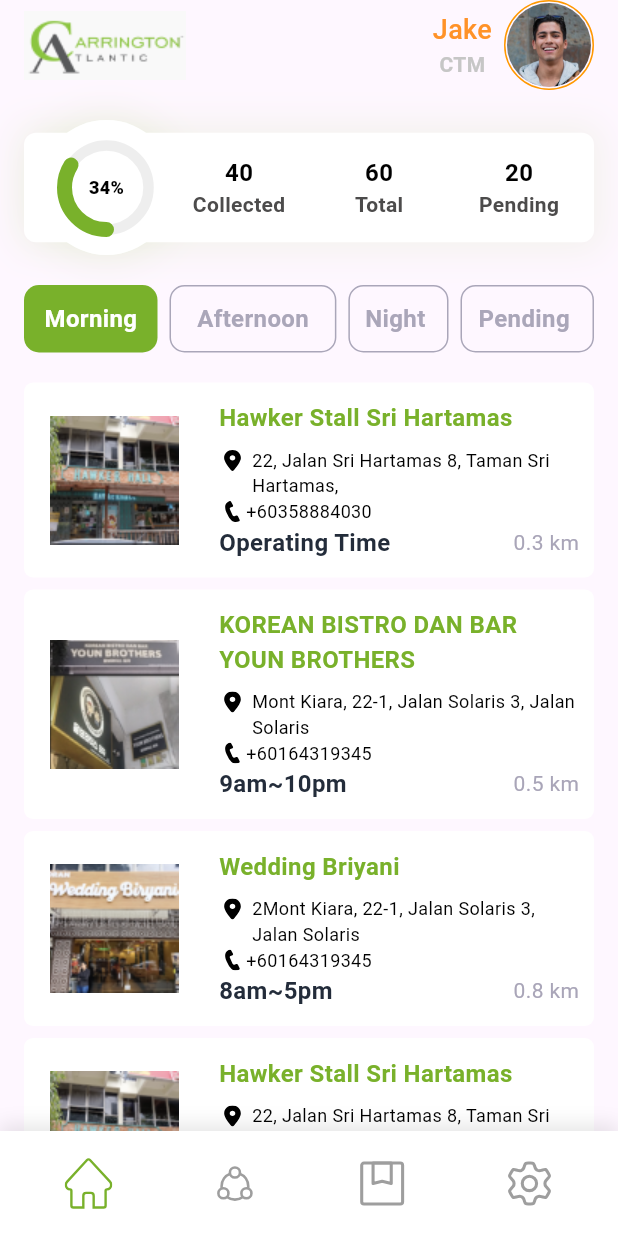
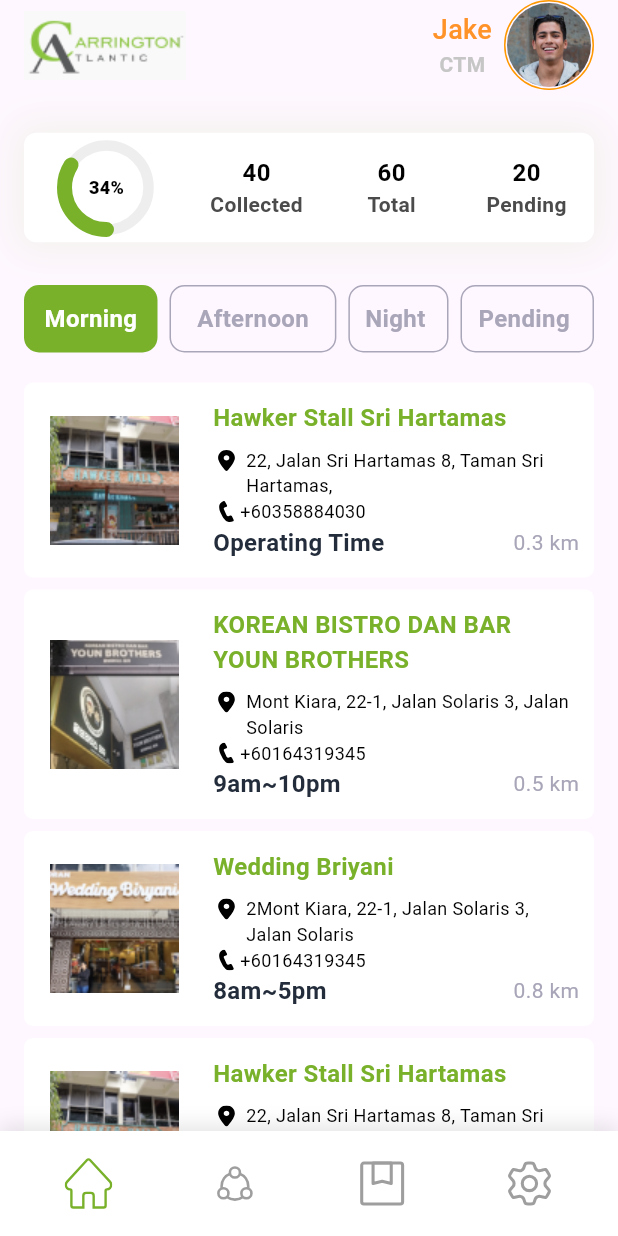
Before and after one commit to IDKOS1/carrinton_app, a Flutter app: the BottomNavBar screen opened directly, on a phone screen of 412 x 824 dp. Run offline on Flutter 3.47's test engine with Material 3 defaults, Android fonts, the light colour scheme and no system bars; drawn by our look-alikes of dashed_circular_progress_bar; our stand-ins replace flutter_riverpod, flutter_svg; Roboto replaces fonts that are missing (DM Sans).

Commit message:
design: ui 구성 및 변경

```diff
--- a/lib/ui/base/widgets/row_button.dart
+++ b/lib/ui/base/widgets/row_button.dart
@@ -24,7 +24,7 @@ class RowButton extends ConsumerWidget {
           MediumTextBox(
             title: buttonList[i].title,
             backgroundColor: selectedIndex == i ? mainColor : null,
-            textColor: selectedIndex == i ? Colors.white : null,
+            textColor: selectedIndex == i ? Colors.white : middleGray,
             borderColor: selectedIndex == i ? Colors.transparent : null,
             flex: buttonList[i].flex,
             onTap: buttonList[i].isClickable
--- a/lib/ui/base/widgets/status_bar.dart
+++ b/lib/ui/base/widgets/status_bar.dart
@@ -1,3 +1,4 @@
+
 import 'package:carrinton_app/models/collect_info_model.dart';
 import 'package:carrinton_app/models/nav_enum_model.dart';
 import 'package:carrinton_app/provider/base/circle_progress_provider.dart';
@@ -17,11 +18,13 @@ class CollectStatusBar extends StatelessWidget {
   Widget build(BuildContext context) {
     Widget info;
     if (page == Nav.home) {
-      info = Row(
+      info = Container(
+        width: double.infinity,
+        child: Wrap(
           key: const ValueKey('home'),
-        mainAxisAlignment: MainAxisAlignment.spaceBetween,
+          runSpacing: 16,
+          alignment: WrapAlignment.spaceBetween,
           children: [
-          const SizedBox(width: 80),
             CollectInfoContent(
                 title: 'Collected', content: collectInfo.collected.toString()),
             CollectInfoContent(
@@ -29,15 +32,18 @@ class CollectStatusBar extends StatelessWidget {
             CollectInfoContent(
                 title: 'Pending', content: collectInfo.pending.toString()),
           ],
+        ),
       );
     } else {
-      info = Row(
+      info = Container(
+        width: double.infinity,
+        child: Wrap(
+          runSpacing: 16,
           key: const ValueKey('deail'),
-        mainAxisAlignment: MainAxisAlignment.spaceBetween,
+          alignment: WrapAlignment.spaceBetween,
           children: [
-          const SizedBox(width: 80),
             Container(
-            width: 80,
+              width: 70,
               child: Column(
                 mainAxisAlignment: MainAxisAlignment.center,
                 crossAxisAlignment: CrossAxisAlignment.center,
@@ -107,6 +113,7 @@ class CollectStatusBar extends StatelessWidget {
               ),
             )
           ],
+        ),
       );
     }
 
@@ -114,25 +121,8 @@ class CollectStatusBar extends StatelessWidget {
       alignment: Alignment.centerLeft,
       children: [
         // 원형 그림자 배경 설정
-        Padding(
-          padding: const EdgeInsets.symmetric(horizontal: 10.0),
-          child: Container(
-            decoration: const BoxDecoration(
-              shape: BoxShape.circle,
-              color: Colors.white,
-              boxShadow: [
-                BoxShadow(
-                  color: shadowColor,
-                  spreadRadius: 5,
-                  blurRadius: 20,
-                ),
-              ],
-            ),
-            width: 90,
-            height: 90,
-          ),
-        ),
         Container(
+          width: double.infinity,
           decoration: BoxDecoration(
             color: Colors.white,
             borderRadius: BorderRadius.circular(8),
@@ -144,17 +134,32 @@ class CollectStatusBar extends StatelessWidget {
               ),
             ],
           ),
+          child: Row(
+            mainAxisAlignment: MainAxisAlignment.spaceBetween,
+            children: [
+              SizedBox(
+                width: 110,
+              ),
+              Expanded(
+                child: Container(
                   child: Padding(
-            padding: const EdgeInsets.symmetric(vertical: 15.0, horizontal: 10),
+                    padding: const EdgeInsets.symmetric(
+                        vertical: 15.0, horizontal: 10),
                     child: AnimatedSwitcher(
                       duration: const Duration(milliseconds: 300),
-                transitionBuilder: (Widget child, Animation<double> animation) {
+                      transitionBuilder:
+                          (Widget child, Animation<double> animation) {
                         return FadeTransition(
                           opacity: animation,
                           child: child,
                         );
                       },
-                child: info),
+                      child: info,
+                    ),
+                  ),
+                ),
+              ),
+            ],
           ),
         ),
         const Padding(
@@ -176,7 +181,7 @@ class CollectInfoContent extends StatelessWidget {
   @override
   Widget build(BuildContext context) {
     return Container(
-      width: 80,
+      width: 70,
       child: Column(
         children: [
           Text('$content',
@@ -207,8 +212,6 @@ class CircleProgressBar extends ConsumerWidget {
         padding: const EdgeInsets.all(12),
         width: 90,
         height: 90,
-        decoration:
-            const BoxDecoration(color: Colors.white, shape: BoxShape.circle),
         child: DashedCircularProgressBar.aspectRatio(
           aspectRatio: 1,
           valueNotifier: ValueNotifier(progress),
--- a/lib/ui/home/home_screen.dart
+++ b/lib/ui/home/home_screen.dart
@@ -2,7 +2,7 @@ import 'package:carrinton_app/models/flex_button.dart';
 import 'package:carrinton_app/provider/base/selected_index.dart';
 import 'package:carrinton_app/service/MockStoreInfo.dart';
 import 'package:carrinton_app/ui/base/widgets/row_button.dart';
-import 'package:carrinton_app/ui/home/store_detail_screen.dart';
+import 'package:carrinton_app/ui/home/store_detail_screen/store_detail_screen.dart';
 import 'package:carrinton_app/ui/home/widgets/store_information.dart';
 
 import 'package:flutter/material.dart';
--- a/lib/ui/home/widgets/store_information.dart
+++ b/lib/ui/home/widgets/store_information.dart
@@ -2,7 +2,6 @@ import 'package:carrinton_app/models/store_info_model.dart';
 import 'package:carrinton_app/theme/colors.dart';
 import 'package:flutter/material.dart';
 import 'package:flutter_svg/flutter_svg.dart';
-
 
 class StoreInformation extends StatelessWidget {
   final StoreInfo storeInfo;
@@ -30,7 +29,7 @@ class StoreInformation extends StatelessWidget {
                 height: 100,
               ),
               SizedBox(
-                width: 20,
+                width: 16,
               ),
               Expanded(
                 child: Column(
@@ -50,7 +49,7 @@ class StoreInformation extends StatelessWidget {
                       height: 8,
                     ),
                     Row(
-                      crossAxisAlignment: CrossAxisAlignment.start, // 상단 정렬
+                      crossAxisAlignment: CrossAxisAlignment.start,
                       children: [
                         Padding(
                           padding: const EdgeInsets.all(2.0),
@@ -101,8 +100,11 @@ class StoreInformation extends StatelessWidget {
                         ),
                       ],
                     ),
-                    Row(
-                      mainAxisAlignment: MainAxisAlignment.spaceBetween,
+                    Container(
+                      width: double.infinity,
+                      child: Wrap(
+                        alignment: WrapAlignment.spaceBetween,
+                        crossAxisAlignment: WrapCrossAlignment.center,
                         children: [
                           Text(
                             storeInfo.operatingTime,
@@ -122,6 +124,7 @@ class StoreInformation extends StatelessWidget {
                             ),
                           )
                         ],
+                      ),
                     )
                   ],
                 ),
--- a/lib/ui/login/login_screen.dart
+++ b/lib/ui/login/login_screen.dart
@@ -1,6 +1,5 @@
 import 'package:carrinton_app/theme/colors.dart';
 import 'package:carrinton_app/ui/bottom_nav_bar.dart';
-import 'package:carrinton_app/ui/home/home_screen.dart';
 import 'package:carrinton_app/ui/login/widget.dart';
 import 'package:flutter/material.dart';
 
@@ -27,7 +26,7 @@ class _LoginScreenState extends State<LoginScreen> {
           behavior: HitTestBehavior.opaque,
           child: Center(
             child: Padding(
-              padding: const EdgeInsets.symmetric(horizontal: 32.0),
+              padding: const EdgeInsets.symmetric(horizontal: 16.0),
               child: Column(
                 mainAxisAlignment: MainAxisAlignment.center,
                 children: <Widget>[
```
Also changed, not shown: lib/ui/collected/collected_screen.dart (+21 -1 lines), lib/ui/container/ware_house_screen.dart (added, +79 -0 lines), lib/ui/home/store_detail_screen/store_collected_screen.dart (added, +108 -0 lines), lib/ui/home/store_detail_screen/store_no_collected_screen.dart (added, +31 -0 lines), lib/ui/home/widgets/jerry_can_list.dart (added, +46 -0 lines), lib/ui/home/widgets/new_jerry_can_list.dart (added, +57 -0 lines), lib/ui/setting/setting_screen.dart (added, +100 -0 lines). Lines whose indentation alone changed are shown as unchanged.
